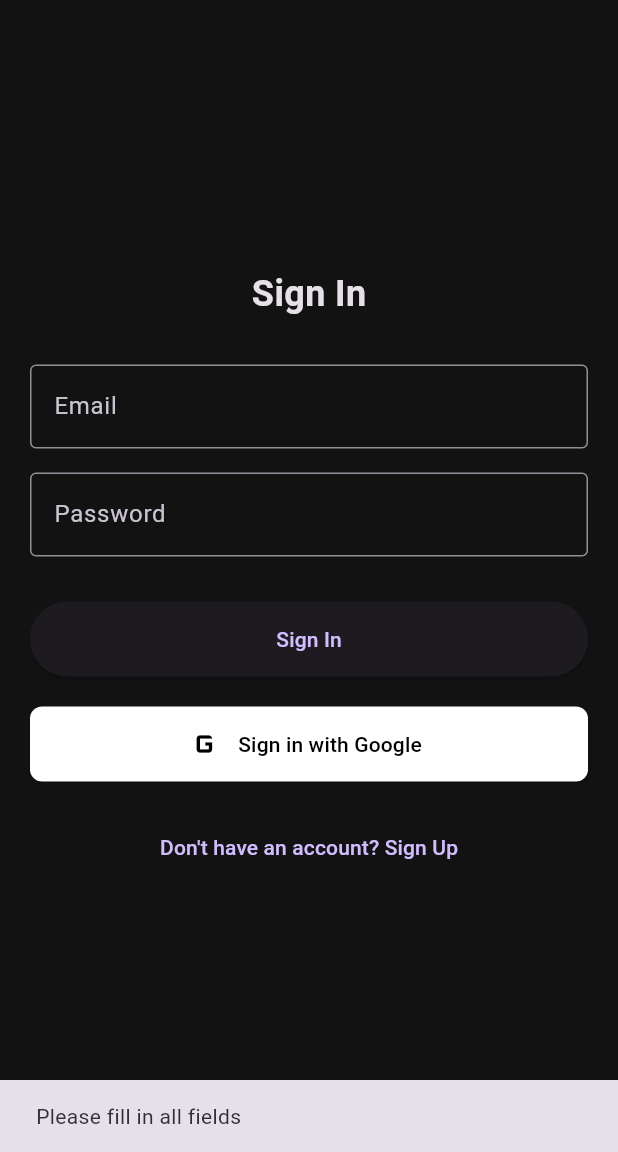
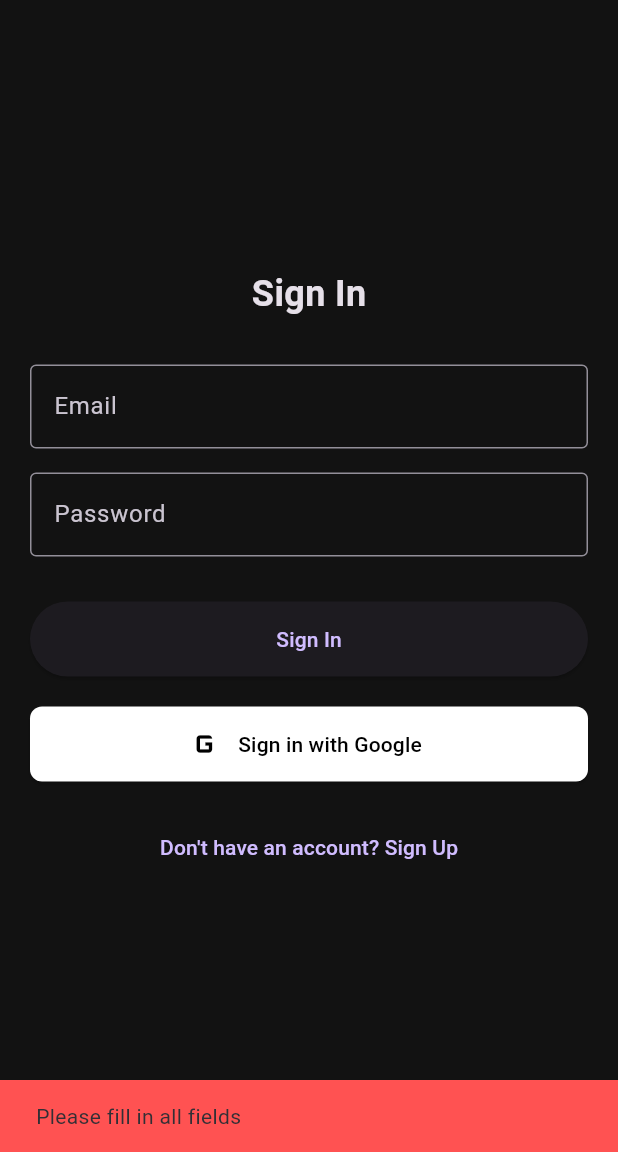
Before and after one commit to rajasaifr/Sportify, a Flutter app: the screen it shows after launch, after a tap on "Sign In", on a phone screen of 412 x 824 dp, the part 84-1236 px from its top. Run offline on Flutter 3.47's test engine with Material 3 defaults, Android fonts, the phone set to English and light mode, and no system bars; our stand-ins replace cloud_firestore, firebase_auth, firebase_core, google_sign_in; accounts and stored records are empty; project files that could hold a hidden picture were left out.

Commit message:
Refactor: Added smart auth error messages, fixed loading states.

```diff
--- a/sportify_app/lib/main.dart
+++ b/sportify_app/lib/main.dart
@@ -1,9 +1,13 @@
 import 'package:flutter/material.dart';
 import 'package:firebase_core/firebase_core.dart';
 import 'package:provider/provider.dart';
+
+// Services
 import 'package:sportify_app/services/auth_service.dart';
 import 'package:sportify_app/services/firestore_service.dart';
-import 'package:sportify_app/services/profile_service.dart'; // Added
+import 'package:sportify_app/services/profile_service.dart';
+
+// Screens
 import 'package:sportify_app/screens/auth_wrapper.dart';
 import 'firebase_options.dart';
 
@@ -16,18 +20,9 @@ void main() async {
   runApp(
     MultiProvider(
       providers: [
-        // Provides the one, single instance of AuthService
-        Provider<AuthService>(
-          create: (_) => AuthService(),
-        ),
-        // We'll also provide FirestoreService at the same time
-        Provider<FirestoreService>(
-          create: (_) => FirestoreService(),
-        ),
-        // Add ProfileService to the providers
-        Provider<ProfileService>(
-          create: (_) => ProfileService(),
-        ),
+        Provider<AuthService>(create: (_) => AuthService()),
+        Provider<FirestoreService>(create: (_) => FirestoreService()),
+        Provider<ProfileService>(create: (_) => ProfileService()),
       ],
       child: const MyApp(),
     ),
@@ -43,8 +38,7 @@ class MyApp extends StatelessWidget {
       title: 'Sportify',
       theme: ThemeData(
         brightness: Brightness.dark,
-        primarySwatch: Colors.blue,
-        // A dark theme for a media app
+        primarySwatch: Colors.red,
         scaffoldBackgroundColor: const Color(0xFF121212),
         appBarTheme: const AppBarTheme(
           backgroundColor: Color(0xFF1F1F1F),
--- a/sportify_app/lib/screens/login_screen.dart
+++ b/sportify_app/lib/screens/login_screen.dart
@@ -1,5 +1,6 @@
 import 'package:flutter/material.dart';
-import 'package:provider/provider.dart'; // <-- ADD THIS
+import 'package:provider/provider.dart';
+import 'package:firebase_auth/firebase_auth.dart';
 import 'package:sportify_app/services/auth_service.dart';
 
 class LoginScreen extends StatefulWidget {
@@ -14,17 +15,17 @@ class _LoginScreenState extends State<LoginScreen> {
   final TextEditingController _passwordController = TextEditingController();
   final TextEditingController _nameController = TextEditingController();
 
-  // We no longer create the instance here
-  // final AuthService _authService = AuthService();
+  // Separate loading states
+  bool _isEmailLoading = false;
+  bool _isGoogleLoading = false;
 
-  bool _isLoading = false;
   bool _isSignup = false;
 
+  // Helper to disable buttons if ANY loading is happening
+  bool get _isAnyLoading => _isEmailLoading || _isGoogleLoading;
+
   Future<void> _submit() async {
-    // --- THIS IS THE FIX ---
-    // Get the shared service from Provider
     final authService = Provider.of<AuthService>(context, listen: false);
-    // --- END OF FIX ---
 
     if (_emailController.text.isEmpty || _passwordController.text.isEmpty) {
       _showSnackBar('Please fill in all fields');
@@ -35,44 +36,67 @@ class _LoginScreenState extends State<LoginScreen> {
       return;
     }
 
-    setState(() => _isLoading = true);
+    // Start Email Loading
+    setState(() => _isEmailLoading = true);
 
     try {
       if (_isSignup) {
-        await authService.signUpWithEmail( // Use the shared service
+        await authService.signUpWithEmail(
           email: _emailController.text.trim(),
           password: _passwordController.text.trim(),
           displayName: _nameController.text.trim(),
         );
-        _showSnackBar('Account created! Please log in.');
+        _showSnackBar('Account created! Welcome.');
       } else {
-        await authService.signInWithEmail( // Use the shared service
+        await authService.signInWithEmail(
           email: _emailController.text.trim(),
           password: _passwordController.text.trim(),
         );
       }
+    } on FirebaseAuthException catch (e) {
+      String message = 'An error occurred';
+      switch (e.code) {
+        case 'invalid-credential':
+        case 'invalid-login-credentials':
+        case 'user-not-found':
+        case 'wrong-password':
+          message = 'Invalid email or password. Please try again.';
+          break;
+        case 'email-already-in-use':
+          message = 'The account already exists for that email.';
+          break;
+        case 'invalid-email':
+          message = 'The email address is not valid.';
+          break;
+        case 'weak-password':
+          message = 'The password provided is too weak.';
+          break;
+        default:
+          message = e.message ?? 'Authentication failed.';
+      }
+      _showSnackBar(message);
     } catch (e) {
       _showSnackBar('Error: ${e.toString()}');
     } finally {
       if (mounted) {
-        setState(() => _isLoading = false);
+        setState(() => _isEmailLoading = false);
       }
     }
   }
 
   Future<void> _googleSignIn() async {
-    // --- THIS IS THE FIX ---
     final authService = Provider.of<AuthService>(context, listen: false);
-    // --- END OF FIX ---
 
-    setState(() => _isLoading = true);
+    // Start Google Loading
+    setState(() => _isGoogleLoading = true);
+
     try {
-      await authService.signInWithGoogle(); // Use the shared service
+      await authService.signInWithGoogle();
     } catch (e) {
       _showSnackBar('Error: ${e.toString()}');
     } finally {
       if (mounted) {
-        setState(() => _isLoading = false);
+        setState(() => _isGoogleLoading = false);
       }
     }
   }
@@ -80,7 +104,7 @@ class _LoginScreenState extends State<LoginScreen> {
   void _showSnackBar(String message) {
     if (!mounted) return;
     ScaffoldMessenger.of(context).showSnackBar(
-      SnackBar(content: Text(message)),
+      SnackBar(content: Text(message), backgroundColor: Colors.redAccent),
     );
   }
 
@@ -99,7 +123,8 @@ class _LoginScreenState extends State<LoginScreen> {
             children: [
               Text(
                 _isSignup ? 'Create Account' : 'Sign In',
-                style: const TextStyle(fontSize: 24, fontWeight: FontWeight.bold),
+                style:
+                    const TextStyle(fontSize: 24, fontWeight: FontWeight.bold),
               ),
               const SizedBox(height: 30),
 
@@ -132,25 +157,34 @@ class _LoginScreenState extends State<LoginScreen> {
                 ),
                 obscureText: true,
               ),
+
               const SizedBox(height: 30),
 
+              // --- EMAIL SIGN IN/UP BUTTON ---
               SizedBox(
                 width: double.infinity,
                 height: 50,
                 child: ElevatedButton(
-                  onPressed: _isLoading ? null : _submit,
-                  child: _isLoading
-                      ? const CircularProgressIndicator(color: Colors.white)
+                  onPressed: _isAnyLoading ? null : _submit,
+                  child: _isEmailLoading
+                      ? const SizedBox(
+                          height: 20,
+                          width: 20,
+                          child: CircularProgressIndicator(
+                              color: Colors.white, strokeWidth: 2))
                       : Text(_isSignup ? 'Sign Up' : 'Sign In'),
                 ),
               ),
               const SizedBox(height: 20),
 
+              // --- GOOGLE SIGN IN BUTTON ---
               SizedBox(
                 width: double.infinity,
                 height: 50,
                 child: ElevatedButton.icon(
-                  icon: const Icon(Icons.g_mobiledata, size: 28), // Placeholder
+                  icon: _isGoogleLoading
+                      ? const SizedBox.shrink()
+                      : const Icon(Icons.g_mobiledata, size: 28),
                   style: ElevatedButton.styleFrom(
                     backgroundColor: Colors.white,
                     foregroundColor: Colors.black,
@@ -158,9 +192,13 @@ class _LoginScreenState extends State<LoginScreen> {
                       borderRadius: BorderRadius.circular(8.0),
                     ),
                   ),
-                  onPressed: _isLoading ? null : _googleSignIn,
-                  label: _isLoading
-                      ? const CircularProgressIndicator()
+                  onPressed: _isAnyLoading ? null : _googleSignIn,
+                  label: _isGoogleLoading
+                      ? const SizedBox(
+                          height: 20,
+                          width: 20,
+                          child: CircularProgressIndicator(
+                              color: Colors.black, strokeWidth: 2))
                       : const Text('Sign in with Google'),
                 ),
               ),
```
Also changed, not shown: sportify_app/lib/screens/home_screen.dart (+8 -7 lines), sportify_app/lib/screens/profile_screen.dart (+4 -12 lines), sportify_app/lib/services/auth_service.dart (+29 -34 lines).
